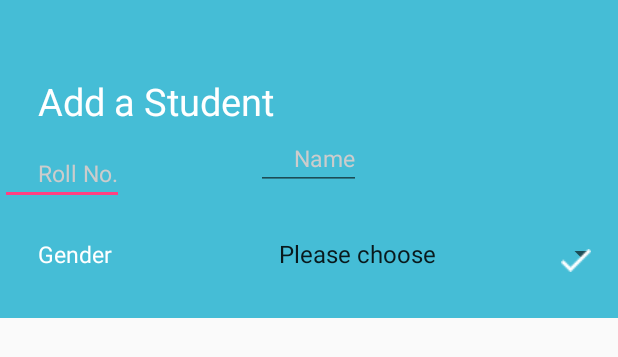
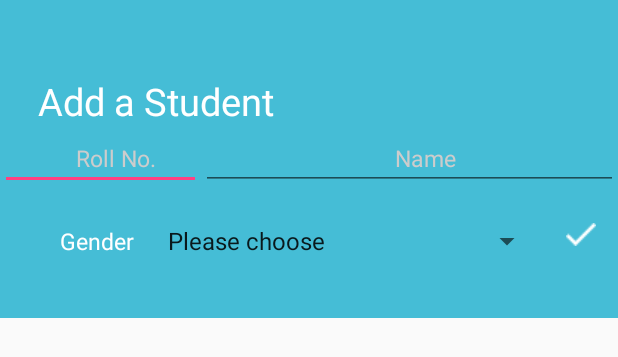
Before and after one commit to sharma-shweta/T4I_Path, an Android app: the layout activity_add_student.xml on its own in the app's theme, with its tools: preview values and no code run, on a phone screen of 412 x 824 dp. Shown: the top 357 px of the screen. Run offline under Robolectric (Android 15) with nearby library versions, the phone set to English and light mode, and no system bars.

Commit message:
added fb for add students screen

```diff
--- a/app/src/main/AndroidManifest.xml
+++ b/app/src/main/AndroidManifest.xml
@@ -8,7 +8,7 @@
         android:label="@string/app_name"
         android:supportsRtl="true"
         android:theme="@style/AppTheme">
-        <activity android:name=".SelectClassroomActivity">
+        <activity android:name=".MainActivity">
             <intent-filter>
                 <action android:name="android.intent.action.MAIN" />
 
@@ -22,7 +22,7 @@
         <activity android:name=".DOBActivity" />
         <activity android:name=".ContactActivity" />
         <activity android:name=".LocationActivity" />
-        <!--<activity android:name=".SelectClassroomActivity" />-->
+        <activity android:name=".SelectClassroomActivity" />
         <activity android:name=".SelectSubjectActivity" />
         <activity android:name=".ClassroomStudentsActivity" />
         <activity android:name=".SelectSchoolActivity" />
--- a/app/src/main/java/com/android/path/LoginActivity.java
+++ b/app/src/main/java/com/android/path/LoginActivity.java
@@ -11,7 +11,6 @@ import android.view.View;
 import android.widget.Toast;
 
 import com.android.path.models.Gender;
-import com.android.path.models.SetUpFirebaseData;
 import com.android.path.models.Teacher;
 import com.google.android.gms.auth.api.Auth;
 import com.google.android.gms.auth.api.signin.GoogleSignInAccount;
--- a/app/src/main/java/com/android/path/WelcomeActivity.java
+++ b/app/src/main/java/com/android/path/WelcomeActivity.java
@@ -9,7 +9,6 @@ import android.util.Log;
 import android.view.View;
 import android.widget.TextView;
 
-import com.android.path.models.SetUpFirebaseData;
 
 public class WelcomeActivity extends AppCompatActivity {
 
@@ -30,7 +29,7 @@ public class WelcomeActivity extends AppCompatActivity {
 
     public void gotoChooseLang(View view) {
         Log.d("Welcome", "Starting Choose Language Activity");
-        new SetUpFirebaseData().data();
+//        new SetUpFirebaseData().data();
         Intent intent = new Intent(this, AppLanguageActivity.class);
         startActivity(intent);
     }
--- a/app/src/main/java/com/android/path/models/Student.java
+++ b/app/src/main/java/com/android/path/models/Student.java
@@ -10,7 +10,7 @@ public class Student {
     public String name;
     public int rollNum;
     public Gender gender;
-    public Date dob;
+    public String dobStr;
     public int yoi;
     public ArrayList<String> classroomIds;
 
@@ -18,11 +18,11 @@ public class Student {
         // Default constructor required for calls to DataSnapshot.getValue(Student.class)
     }
 
-    public Student(String name, int rollNum, Gender gender, Date dob, int yoi, ArrayList<String> classroomIds) {
+    public Student(String name, int rollNum, Gender gender, String dobStr, int yoi, ArrayList<String> classroomIds) {
         this.name = name;
         this.rollNum = rollNum;
         this.gender = gender;
-        this.dob = dob;
+        this.dobStr = dobStr;
         this.yoi = yoi;
         this.classroomIds = classroomIds;
     }
--- a/app/src/main/res/layout/activity_add_student.xml
+++ b/app/src/main/res/layout/activity_add_student.xml
@@ -8,14 +8,13 @@
     android:layout_width="match_parent"
     android:orientation="vertical">
 
-    <RelativeLayout xmlns:android="http://schemas.android.com/apk/res/android"
+    <LinearLayout xmlns:android="http://schemas.android.com/apk/res/android"
         xmlns:app="http://schemas.android.com/apk/res-auto"
         xmlns:tools="http://schemas.android.com/tools"
         android:layout_width="match_parent"
         android:layout_height="wrap_content"
         android:background="@drawable/rectangle_bg"
         android:orientation="vertical">
-
         <TextView
             android:id="@+id/heading"
             style="@style/MediumWhiteCenter"
@@ -25,73 +24,67 @@
             android:paddingLeft="25dp"
             android:text="Add a Student" />
 
+        <LinearLayout
+            android:layout_width="match_parent"
+            android:layout_height="wrap_content"
+            android:orientation="horizontal">
             <EditText
-            android:id="@+id/rollNo"
+                android:id="@+id/studRollNo"
                 style="@style/SmallWhiteCenter"
                 android:layout_width="wrap_content"
-            android:layout_height="wrap_content"
                 android:layout_alignParentStart="true"
-            android:layout_below="@+id/heading"
-            android:layout_marginTop="10dp"
-            android:gravity="left"
                 android:hint="Roll No."
                 android:inputType="number"
                 android:paddingLeft="25dp"
                 android:textColorHint="#CCCCCC"
+                android:layout_weight="1"
                 android:textColorLink="@android:color/white" />
+            <EditText
+                android:id="@+id/studName"
+                style="@style/SmallWhiteCenter"
+                android:layout_width="wrap_content"
+                android:hint="Name"
+                android:paddingLeft="25dp"
+                android:textColorHint="#CCCCCC"
+                android:layout_weight="4"
+                android:textColorLink="@android:color/white" />
+        </LinearLayout>
 
+        <LinearLayout
+            android:layout_width="match_parent"
+            android:layout_height="wrap_content"
+            android:orientation="horizontal">
+            <TextView
+                android:id="@+id/genderText"
+                style="@style/SmallWhiteCenter"
+                android:layout_width="wrap_content"
+                android:layout_marginTop="22dp"
+                android:paddingLeft="25dp"
+                android:text="Gender"
+                android:layout_weight="1"/>
 
             <Spinner
-            android:id="@+id/Gender"
+                android:id="@+id/studGender"
                 style="@style/SmallWhiteCenter"
-            android:layout_width="match_parent"
-            android:layout_height="wrap_content"
-            android:layout_alignBaseline="@+id/genderText"
-            android:layout_alignBottom="@+id/genderText"
-            android:layout_marginStart="95dp"
+                android:layout_width="wrap_content"
                 android:layout_marginTop="22dp"
-            android:layout_toEndOf="@+id/rollNo"
                 android:animateLayoutChanges="false"
                 android:animationCache="false"
                 android:clipToPadding="false"
                 android:entries="@array/gender_dropdown_array"
-            android:textColor="@android:color/white" />
+                android:textColor="@android:color/white"
+                android:layout_weight="3"/>
 
-        <TextView
-            android:id="@+id/genderText"
-            style="@style/SmallWhiteCenter"
-            android:layout_alignParentEnd="true"
-            android:layout_below="@+id/rollNo"
-            android:layout_marginEnd="18dp"
+            <ImageButton
+                android:src="@drawable/done_copy"
                 android:layout_marginTop="22dp"
-            android:gravity="left"
-            android:paddingLeft="25dp"
-            android:text="Gender" />
+                style="@style/CenterTrnspBg"
+                android:onClick="addStudent"
+                android:layout_toRightOf="@id/studGender"
+                android:layout_weight="1"/>
+        </LinearLayout>
 
-        <EditText
-            android:id="@+id/Name"
-            style="@style/SmallWhiteCenter"
-            android:layout_width="wrap_content"
-            android:layout_height="wrap_content"
-            android:layout_centerHorizontal="true"
-            android:layout_centerVertical="true"
-            android:gravity="left"
-            android:hint="Name"
-            android:inputType="number"
-            android:paddingLeft="25dp"
-            android:textColorHint="#CCCCCC"
-            android:textColorLink="@android:color/white" />
-
-        <ImageView
-            android:id="@+id/imageView"
-            android:layout_width="wrap_content"
-            android:layout_height="wrap_content"
-            android:layout_alignBottom="@+id/Gender"
-            android:layout_alignEnd="@+id/genderText"
-            app:srcCompat="@drawable/done_copy" />
-
-
-    </RelativeLayout>
+    </LinearLayout>
 
     <RelativeLayout
         xmlns:android="http://schemas.android.com/apk/res/android"
```
Also changed, not shown: app/src/main/java/com/android/path/AddStudentActivity.java (+64 -9 lines), app/src/main/java/com/android/path/models/SetUpFirebaseData.java (+12 -2 lines), app/src/main/java/com/android/path/utils/FirebaseAPI.java (+9 -0 lines). Lines whose indentation alone changed are shown as unchanged.
